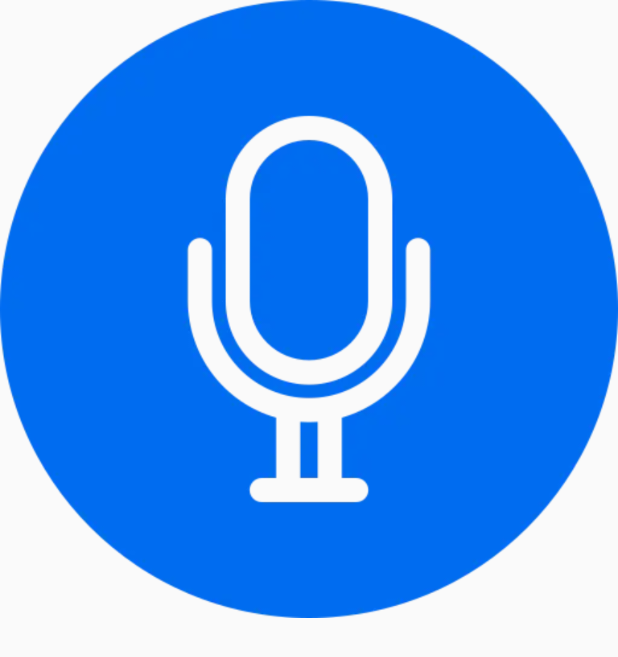
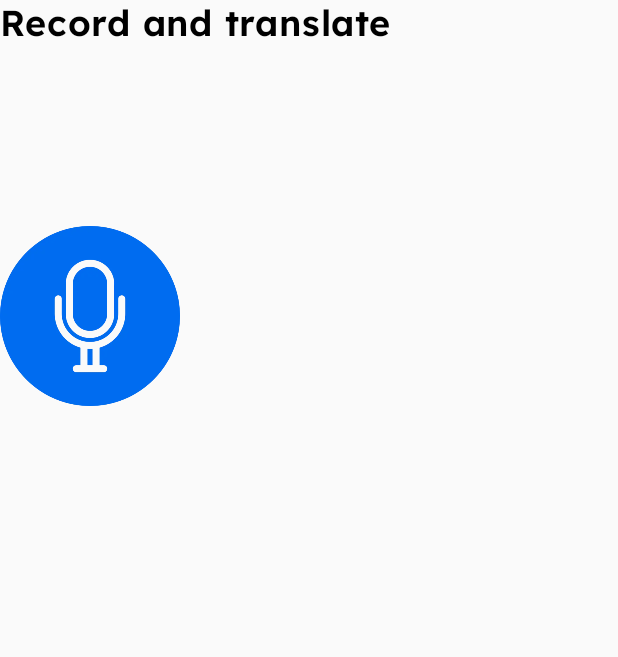
Before and after one commit to Subhadiptech/PersonalTranslatorAndroidApp, an Android app built with Jetpack Compose: the screen it shows after launch (MainActivity), on a phone screen of 412 x 824 dp. Shown: the top 657 px of the screen. Run offline under Robolectric (Android 15) with nearby library versions, the phone set to English and light mode, and no system bars; our stand-ins replace accompanist.

Commit message:
text translation ML impl done

```diff
--- a/app/build.gradle.kts
+++ b/app/build.gradle.kts
@@ -110,4 +110,10 @@ dependencies {
 
     //accomnist
     implementation("com.google.accompanist:accompanist-systemuicontroller:0.20.3")
+
+    //ML text translation
+    implementation("com.huawei.hms:ml-computer-vision-ocr:3.2.0.300")
+    implementation("com.huawei.hms:ml-computer-vision-ocr-latin-model:3.2.0.300")
+    implementation("com.huawei.hms:ml-computer-translate:3.2.0.300")
+    implementation("com.huawei.hms:ml-computer-translate-model:3.2.0.300")
 }
--- a/app/src/main/java/com/ersubhadip/mypersonaltranslator/core/AppModules.kt
+++ b/app/src/main/java/com/ersubhadip/mypersonaltranslator/core/AppModules.kt
@@ -1,5 +1,6 @@
 package com.ersubhadip.mypersonaltranslator.core
 
+import com.ersubhadip.mypersonaltranslator.presentation.translator.TextTranslatorViewModel
 import com.ersubhadip.mypersonaltranslator.presentation.translator.TranslatorViewModel
 import org.koin.androidx.viewmodel.dsl.viewModel
 import org.koin.dsl.module
@@ -7,5 +8,6 @@ import org.koin.dsl.module
 val globalModules = module {
     viewModel {
         TranslatorViewModel()
+        TextTranslatorViewModel()
     }
 }
--- a/app/src/main/java/com/ersubhadip/mypersonaltranslator/navigation/AppNavigation.kt
+++ b/app/src/main/java/com/ersubhadip/mypersonaltranslator/navigation/AppNavigation.kt
@@ -32,6 +32,9 @@ fun AppNavigation(
     ) {
         composable(route = Destinations.Splash.route) { SplashScreen(navController) }
         composable(route = Destinations.Home.route) { HomeScreen(navController) }
-        composable(route = Destinations.Translator.route) { TranslatorScreen() }
+        composable(route = "${Destinations.Translator.route}/{id}") { navBackStack ->
+            val data = navBackStack.arguments?.getString("id")
+            TranslatorScreen(data = data ?: return@composable)
+        }
     }
 }
--- a/app/src/main/java/com/ersubhadip/mypersonaltranslator/presentation/home/HomeScreen.kt
+++ b/app/src/main/java/com/ersubhadip/mypersonaltranslator/presentation/home/HomeScreen.kt
@@ -7,26 +7,32 @@ import androidx.activity.compose.rememberLauncherForActivityResult
 import androidx.activity.result.contract.ActivityResultContracts
 import androidx.compose.foundation.Image
 import androidx.compose.foundation.clickable
-import androidx.compose.foundation.layout.Box
+import androidx.compose.foundation.layout.Column
+import androidx.compose.foundation.layout.Spacer
 import androidx.compose.foundation.layout.fillMaxSize
+import androidx.compose.foundation.layout.height
+import androidx.compose.foundation.layout.size
+import androidx.compose.material3.Text
 import androidx.compose.runtime.Composable
 import androidx.compose.runtime.remember
 import androidx.compose.ui.Modifier
 import androidx.compose.ui.platform.LocalContext
 import androidx.compose.ui.res.painterResource
+import androidx.compose.ui.unit.dp
+import androidx.compose.ui.unit.sp
 import androidx.navigation.NavHostController
 import com.ersubhadip.mypersonaltranslator.R
+import com.ersubhadip.mypersonaltranslator.ui.theme.Black
+import com.ersubhadip.mypersonaltranslator.ui.theme.LexendDecaSemiBold
 import com.ersubhadip.mypersonaltranslator.ui.theme.White
 import com.ersubhadip.mypersonaltranslator.utilities.showToast
 import com.google.accompanist.systemuicontroller.rememberSystemUiController
 import java.util.Locale
 
-
 @Composable
 fun HomeScreen(nav: NavHostController) {
     val systemUiController = rememberSystemUiController()
     systemUiController.setStatusBarColor(White)
-
     val context = LocalContext.current
     var speechToText = remember {
         ""
@@ -40,22 +46,33 @@ fun HomeScreen(nav: NavHostController) {
                 result.data?.getStringArrayListExtra(RecognizerIntent.EXTRA_RESULTS)?.get(0)
                     .toString()
             context.showToast("Recorded Successfully")
+            nav.navigate("Destinations.Translator.route/$speechToText")
         } else {
             context.showToast("Something Went Wrong!")
         }
     }
 
-    Box(modifier = Modifier.fillMaxSize()) {
-        val intent = Intent(RecognizerIntent.ACTION_RECOGNIZE_SPEECH)
-        intent.putExtra(
-            RecognizerIntent.EXTRA_LANGUAGE_MODEL, RecognizerIntent.LANGUAGE_MODEL_WEB_SEARCH
+    Column(modifier = Modifier.fillMaxSize()) {
+        Text(
+            text = "Record and translate",
+            color = Black,
+            fontFamily = LexendDecaSemiBold,
+            fontSize = 24.sp
         )
-        intent.putExtra(RecognizerIntent.EXTRA_LANGUAGE, Locale.getDefault())
-        intent.putExtra(RecognizerIntent.EXTRA_PROMPT, "Speak Something")
+        Spacer(modifier = Modifier.height(120.dp))
         Image(
-            modifier = Modifier.clickable { launchActivityForResult.launch(intent) },
+            modifier = Modifier
+                .size(120.dp)
+                .clickable { launchActivityForResult.launch(setupSpeechToTextIntent()) },
             painter = painterResource(id = R.drawable.ic_mic),
             contentDescription = null
         )
     }
 }
+
+
+fun setupSpeechToTextIntent() = Intent(RecognizerIntent.ACTION_RECOGNIZE_SPEECH).apply {
+    putExtra(RecognizerIntent.EXTRA_LANGUAGE_MODEL, RecognizerIntent.LANGUAGE_MODEL_WEB_SEARCH)
+    putExtra(RecognizerIntent.EXTRA_LANGUAGE, Locale.getDefault())
+    putExtra(RecognizerIntent.EXTRA_PROMPT, "Speak Something")
+}
--- a/app/src/main/java/com/ersubhadip/mypersonaltranslator/presentation/translator/TranslatorScreen.kt
+++ b/app/src/main/java/com/ersubhadip/mypersonaltranslator/presentation/translator/TranslatorScreen.kt
@@ -33,7 +33,7 @@ import org.koin.java.KoinJavaComponent.inject
 
 @OptIn(ExperimentalMaterialApi::class)
 @Composable
-fun TranslatorScreen() {
+fun TranslatorScreen(data: String) {
     val sheetState = rememberModalBottomSheetState(
         initialValue = ModalBottomSheetValue.Hidden
     )
@@ -50,7 +50,9 @@ fun TranslatorScreen() {
         sheetContent = {
             BottomSheetContent(viewModel)
         }) {
+        Column {
 
+        }
     }
 }
 
--- a/app/src/main/java/com/ersubhadip/mypersonaltranslator/presentation/translator/TranslatorViewModel.kt
+++ b/app/src/main/java/com/ersubhadip/mypersonaltranslator/presentation/translator/TranslatorViewModel.kt
@@ -14,6 +14,9 @@ class TranslatorViewModel : ViewModel() {
     private var textToSpeech: TextToSpeech? = null
     private val _isSuccess = MutableStateFlow(false)
     val isSuccess: StateFlow<Boolean> = _isSuccess
+
+    private val _translatedText = MutableStateFlow("")
+    val translatedText: StateFlow<String> = _translatedText
 
     fun getLanguages(): List<String> = listOf(
         "English",
--- a/settings.gradle.kts
+++ b/settings.gradle.kts
@@ -10,6 +10,7 @@ dependencyResolutionManagement {
     repositories {
         google()
         mavenCentral()
+        maven(url = "https://developer.huawei.com/repo/")
     }
 }
 
```
Also changed, not shown: app/src/main/java/com/ersubhadip/mypersonaltranslator/presentation/translator/TextTranslatorViewModel.kt (added, +86 -0 lines).
